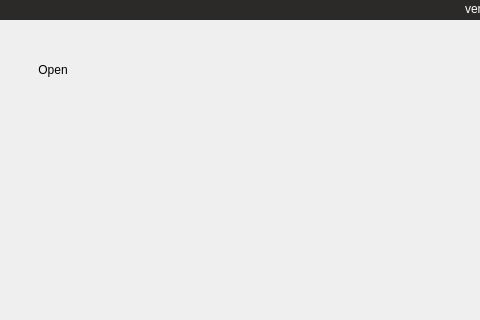
Old version of the form trunk/src/edr/src/medusa_view/ui/toolboxmaindeffile.ui in the repository mk4me/hm-mde-one; both pictures show x 0 to 480 and y 0 to 320 of the 1004 by 626 pixel window.
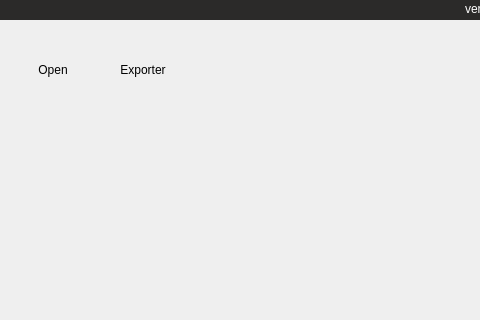
New version of the form. Icons and pictures are not drawn.

Patch:
```diff
--- a/trunk/src/edr/src/medusa_view/ui/toolboxmaindeffile.ui
+++ b/trunk/src/edr/src/medusa_view/ui/toolboxmaindeffile.ui
@@ -306,12 +306,6 @@
 </string>
       </property>
       <layout class="QHBoxLayout" name="horizontalLayout">
-       <property name="topMargin">
-        <number>0</number>
-       </property>
-       <property name="bottomMargin">
-        <number>0</number>
-       </property>
        <item>
         <widget class="QToolButton" name="templateButton">
          <property name="enabled">
@@ -353,6 +347,47 @@
          </property>
         </widget>
        </item>
+       <item>
+        <widget class="QToolButton" name="medusaExporterButton">
+         <property name="enabled">
+          <bool>true</bool>
+         </property>
+         <property name="minimumSize">
+          <size>
+           <width>84</width>
+           <height>54</height>
+          </size>
+         </property>
+         <property name="styleSheet">
+          <string notr="true"/>
+         </property>
+         <property name="text">
+          <string>Exporter</string>
+         </property>
+         <property name="icon">
+          <iconset resource="MdeViewIcons.qrc">
+           <normaloff>:/mde/icons/Operacje.png</normaloff>:/mde/icons/Operacje.png</iconset>
+         </property>
+         <property name="iconSize">
+          <size>
+           <width>28</width>
+           <height>28</height>
+          </size>
+         </property>
+         <property name="checkable">
+          <bool>false</bool>
+         </property>
+         <property name="checked">
+          <bool>false</bool>
+         </property>
+         <property name="toolButtonStyle">
+          <enum>Qt::ToolButtonTextUnderIcon</enum>
+         </property>
+         <property name="autoRaise">
+          <bool>true</bool>
+         </property>
+        </widget>
+       </item>
        <item>
         <widget class="QWidget" name="tabPlaceholder" native="true">
          <property name="sizePolicy">
```
